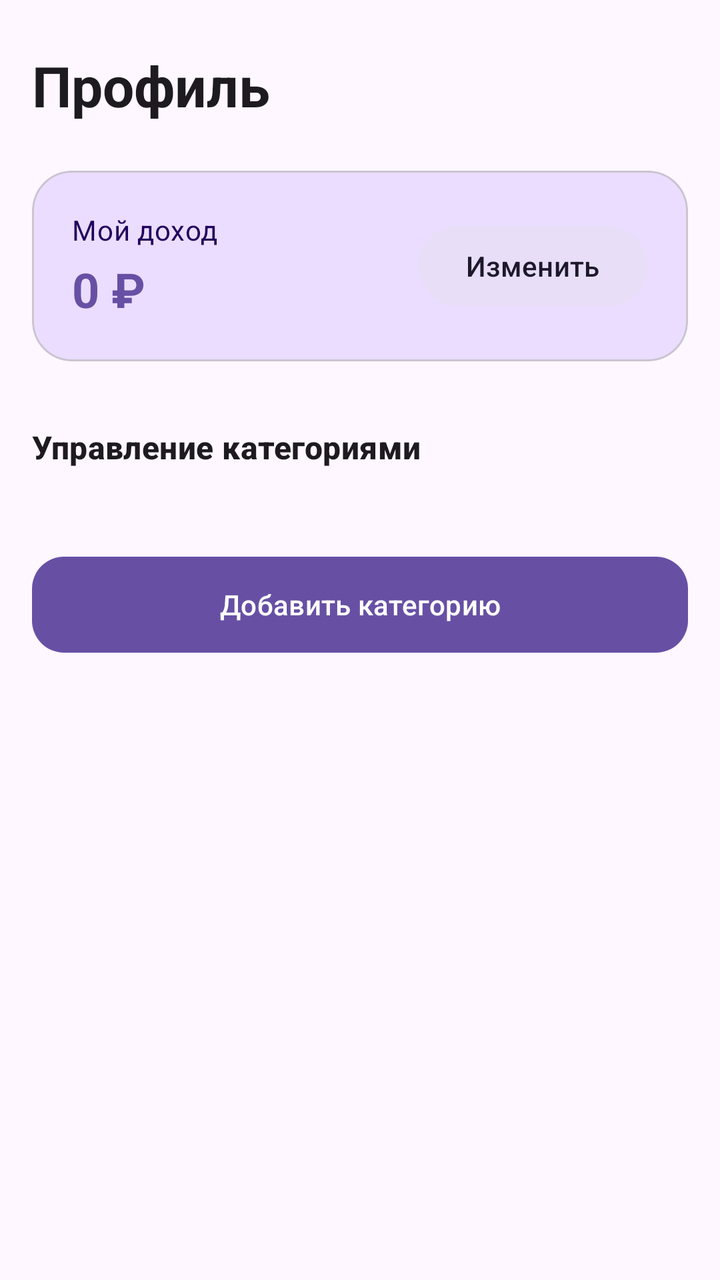
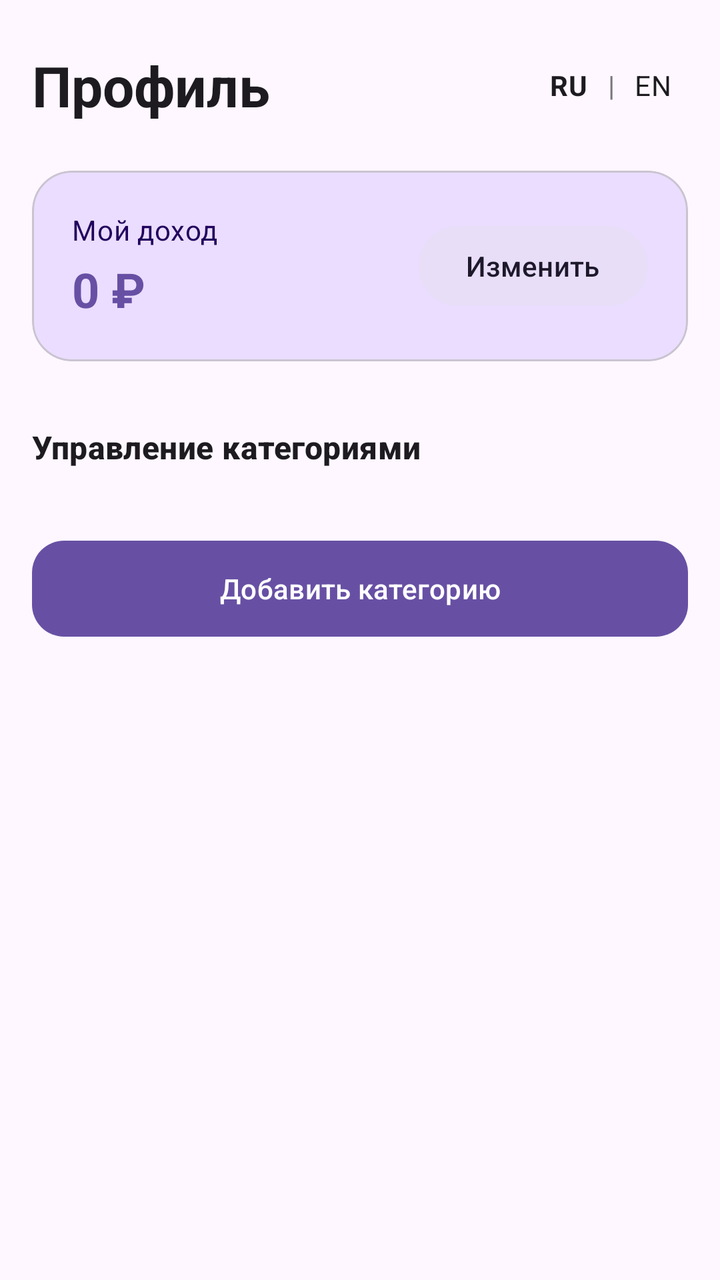

An Android layout rendered at two revisions. The XML below is the earlier revision; the diff shows what the commit changed to produce the second picture.
<!-- AndroidManifest.xml: application theme Theme.MoneyHelper -->
<!-- res/layout/fragment_profile.xml -->
<?xml version="1.0" encoding="utf-8"?>
<androidx.core.widget.NestedScrollView
    xmlns:android="http://schemas.android.com/apk/res/android"
    xmlns:app="http://schemas.android.com/apk/res-auto"
    android:layout_width="match_parent"
    android:layout_height="match_parent"
    android:background="?attr/colorSurface"
    android:fillViewport="true">

    <LinearLayout
        android:layout_width="match_parent"
        android:layout_height="wrap_content"
        android:orientation="vertical"
        android:padding="16dp">

        <TextView
            android:id="@+id/tvProfileTitle"
            android:layout_width="match_parent"
            android:layout_height="wrap_content"
            android:text="Профиль"
            android:textAppearance="?attr/textAppearanceHeadlineMedium"
            android:textColor="?attr/colorOnSurface"
            android:textStyle="bold"
            android:layout_marginTop="8dp"
            android:layout_marginBottom="24dp"/>

        
        <com.google.android.material.card.MaterialCardView
            android:layout_width="match_parent"
            android:layout_height="wrap_content"
            android:layout_marginBottom="32dp"
            app:cardCornerRadius="20dp"
            app:cardElevation="0dp"
            app:cardBackgroundColor="?attr/colorPrimaryContainer">

            <LinearLayout
                android:layout_width="match_parent"
                android:layout_height="wrap_content"
                android:orientation="horizontal"
                android:gravity="center_vertical"
                android:padding="20dp">

                <LinearLayout
                    android:layout_width="0dp"
                    android:layout_height="wrap_content"
                    android:layout_weight="1"
                    android:orientation="vertical">

                    <TextView
                        android:layout_width="wrap_content"
                        android:layout_height="wrap_content"
                        android:text="Мой доход"
                        android:textAppearance="?attr/textAppearanceBodyMedium"
                        android:textColor="?attr/colorOnPrimaryContainer"/>

                    <TextView
                        android:id="@+id/tvMoney"
                        android:layout_width="wrap_content"
                        android:layout_height="wrap_content"
                        android:text="0 ₽"
                        android:textAppearance="?attr/textAppearanceHeadlineSmall"
                        android:textColor="?attr/colorPrimary"
                        android:textStyle="bold"
                        android:layout_marginTop="4dp"/>
                </LinearLayout>

                <com.google.android.material.button.MaterialButton
                    android:id="@+id/btnEditMoney"
                    style="@style/Widget.Material3.Button.TonalButton"
                    android:layout_width="wrap_content"
                    android:layout_height="wrap_content"
                    android:text="Изменить"/>
            </LinearLayout>
        </com.google.android.material.card.MaterialCardView>

        <TextView
            android:layout_width="match_parent"
            android:layout_height="wrap_content"
            android:text="Управление категориями"
            android:textAppearance="?attr/textAppearanceTitleMedium"
            android:textColor="?attr/colorOnSurface"
            android:textStyle="bold"
            android:layout_marginBottom="16dp"/>

        <androidx.recyclerview.widget.RecyclerView
            android:id="@+id/rvCategories"
            android:layout_width="match_parent"
            android:layout_height="wrap_content"
            android:nestedScrollingEnabled="false"
            android:clipToPadding="false"/>

        <com.google.android.material.button.MaterialButton
            android:id="@+id/btnEditCategories"
            android:layout_width="match_parent"
            android:layout_height="56dp"
            app:cornerRadius="16dp"
            android:text="Добавить категорию"
            android:layout_marginTop="24dp"
            android:layout_marginBottom="16dp"/>

    </LinearLayout>
</androidx.core.widget.NestedScrollView>
<!-- resources referenced by this layout -->
<resources>
  <style name="Theme.MoneyHelper" parent="Base.Theme.MoneyHelper" />
  <style name="Base.Theme.MoneyHelper" parent="Theme.Material3.DayNight.NoActionBar">
          
          
      </style>
</resources>

<!-- the commit's change to res/layout/fragment_profile.xml (unified diff, before → after) -->
@@ -13,16 +13,50 @@
         android:orientation="vertical"
         android:padding="16dp">
 
-        <TextView
-            android:id="@+id/tvProfileTitle"
+        <LinearLayout
             android:layout_width="match_parent"
             android:layout_height="wrap_content"
-            android:text="Профиль"
-            android:textAppearance="?attr/textAppearanceHeadlineMedium"
-            android:textColor="?attr/colorOnSurface"
-            android:textStyle="bold"
+            android:orientation="horizontal"
+            android:gravity="center_vertical"
             android:layout_marginTop="8dp"
-            android:layout_marginBottom="24dp"/>
+            android:layout_marginBottom="24dp">
+
+            <TextView
+                android:id="@+id/tvProfileTitle"
+                android:layout_width="0dp"
+                android:layout_height="wrap_content"
+                android:layout_weight="1"
+                android:text="Профиль"
+                android:textAppearance="?attr/textAppearanceHeadlineMedium"
+                android:textColor="?attr/colorOnSurface"
+                android:textStyle="bold"/>
+
+            <TextView
+                android:id="@+id/tvLangRu"
+                android:layout_width="wrap_content"
+                android:layout_height="wrap_content"
+                android:text="RU"
+                android:textAppearance="?attr/textAppearanceBodyMedium"
+                android:textStyle="bold"
+                android:padding="8dp"/>
+
+            <TextView
+                android:id="@+id/tvDivider"
+                android:layout_width="wrap_content"
+                android:layout_height="wrap_content"
+                android:text="|"
+                android:textColor="?attr/colorOutline"
+                android:paddingHorizontal="2dp"/>
+
+            <TextView
+                android:id="@+id/tvLangEn"
+                android:layout_width="wrap_content"
+                android:layout_height="wrap_content"
+                android:text="EN"
+                android:textAppearance="?attr/textAppearanceBodyMedium"
+                android:padding="8dp"/>
+
+        </LinearLayout>
 
         
         <com.google.android.material.card.MaterialCardView
@@ -82,6 +116,15 @@
             android:textStyle="bold"
             android:layout_marginBottom="16dp"/>
 
+        <com.google.android.material.button.MaterialButton
+            android:id="@+id/btnEditCategories"
+            android:layout_width="match_parent"
+            android:layout_height="56dp"
+            app:cornerRadius="16dp"
+            android:text="Добавить категорию"
+            android:layout_marginTop="16dp"
+            android:layout_marginBottom="16dp"/>
+
         <androidx.recyclerview.widget.RecyclerView
             android:id="@+id/rvCategories"
             android:layout_width="match_parent"
@@ -89,14 +132,6 @@
             android:nestedScrollingEnabled="false"
             android:clipToPadding="false"/>
 
-        <com.google.android.material.button.MaterialButton
-            android:id="@+id/btnEditCategories"
-            android:layout_width="match_parent"
-            android:layout_height="56dp"
-            app:cornerRadius="16dp"
-            android:text="Добавить категорию"
-            android:layout_marginTop="24dp"
-            android:layout_marginBottom="16dp"/>
 
     </LinearLayout>
 </androidx.core.widget.NestedScrollView>
